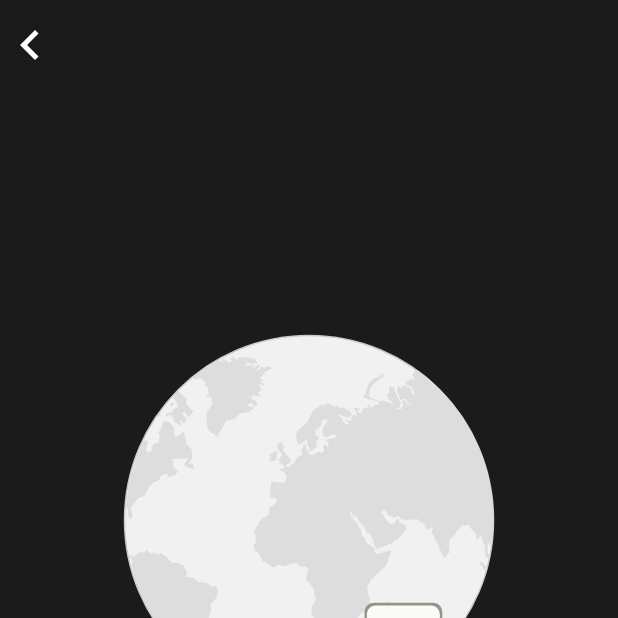
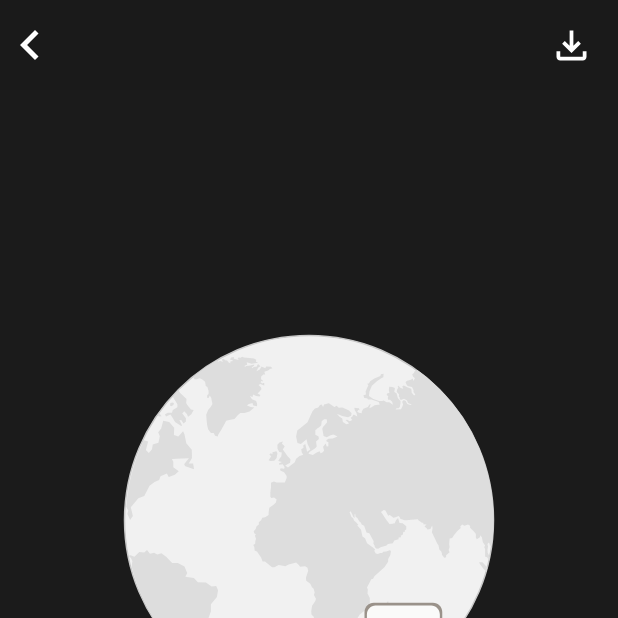
Before and after one commit to maeceloacm1998/Love-Photos, an Android app: the PreviewPhotoActivity screen opened directly, with no data from a screen before it, on a phone screen of 412 x 824 dp, the top half of it. Run offline under Robolectric (Android 15) with nearby library versions, the light colour scheme and no system bars; our stand-ins replace Firebase (no records; nobody signed in at launch, a user with empty details on screens opened directly); pictures from the network do not load; 3 statements that could not run were skipped.

Commit message:
feat: add save image in gallery

```diff
--- /dev/null
+++ b/PhotoScheme/src/main/res/drawable/ic_download.xml
@@ -0,0 +1,5 @@
+<vector android:height="24dp" android:tint="?attr/colorControlNormal"
+    android:viewportHeight="24" android:viewportWidth="24"
+    android:width="24dp" xmlns:android="http://schemas.android.com/apk/res/android">
+    <path android:fillColor="@android:color/white" android:pathData="M18,15v3H6v-3H4v3c0,1.1 0.9,2 2,2h12c1.1,0 2,-0.9 2,-2v-3H18zM17,11l-1.41,-1.41L13,12.17V4h-2v8.17L8.41,9.59L7,11l5,5L17,11z"/>
+</vector>
--- a/PhotoScheme/src/main/res/layout/activity_preview_photo.xml
+++ b/PhotoScheme/src/main/res/layout/activity_preview_photo.xml
@@ -2,9 +2,9 @@
 <androidx.constraintlayout.widget.ConstraintLayout xmlns:android="http://schemas.android.com/apk/res/android"
     xmlns:app="http://schemas.android.com/apk/res-auto"
     xmlns:tools="http://schemas.android.com/tools"
-    android:background="@color/background"
     android:layout_width="match_parent"
     android:layout_height="match_parent"
+    android:background="@color/background"
     tools:context=".teste.view.PreviewPhotoActivity">
 
     <ImageView
@@ -36,10 +36,23 @@
         android:id="@+id/back_btn"
         android:layout_width="40dp"
         android:layout_height="40dp"
+        android:background="?attr/selectableItemBackground"
         android:src="@drawable/ic_arrow_left_24"
         app:layout_constraintBottom_toBottomOf="@id/header_container"
         app:layout_constraintStart_toStartOf="@id/header_container"
         app:layout_constraintTop_toTopOf="@id/header_container"
         app:tint="@color/white" />
 
+    <ImageView
+        android:id="@+id/download"
+        android:layout_width="30dp"
+        android:layout_height="30dp"
+        android:layout_marginEnd="16dp"
+        android:background="?attr/selectableItemBackground"
+        android:src="@drawable/ic_download"
+        app:layout_constraintBottom_toBottomOf="@id/header_container"
+        app:layout_constraintEnd_toEndOf="@id/header_container"
+        app:layout_constraintTop_toTopOf="@id/header_container"
+        app:tint="@color/white" />
+
 </androidx.constraintlayout.widget.ConstraintLayout>
--- a/PhotoScheme/src/main/res/values/strings.xml
+++ b/PhotoScheme/src/main/res/values/strings.xml
@@ -4,4 +4,10 @@
     <string name="message_error">Erro ao carregar sua imagem, tente novamente :(</string>
     <string name="retry_btn_text">Tentar Novamente</string>
     <string name="save_photo_text">Salvando a foto...</string>
+    <string name="progress_download">Download em andamento</string>
+    <string name="success_download">Download Concluído</string>
+    <string name="error_image">Temos um problema para baixar essa imagem. Tente novamente mais tarde.</string>
+    <string name="loading_image">Baixando a imagem, aguarde um momento.</string>
+    <string name="loading_gallery">Salvando a imagem na galeria, aguarde um momento.</string>
+    <string name="success_gallery">Imagem salva com sucesso.</string>
 </resources>
--- a/app/src/main/res/values/themes.xml
+++ b/app/src/main/res/values/themes.xml
@@ -8,7 +8,7 @@
         <!-- Secondary brand color. -->
         <item name="colorSecondary">@color/teal_200</item>
         <item name="colorSecondaryVariant">@color/teal_700</item>
-        <item name="colorOnSecondary">@color/black</item>
+        <item name="colorOnSecondary">@color/ic_launcher_background</item>
         <!-- Status bar color. -->
         <item name="android:statusBarColor" tools:targetApi="l">?attr/colorPrimaryVariant</item>
         <!-- Customize your theme here. -->
```
Also changed, not shown: PhotoScheme/src/main/java/com/br/photoscheme/teste/extensions/ImageViewExtensions.kt (+29 -0 lines), PhotoScheme/src/main/java/com/br/photoscheme/teste/view/PhotoSchemeActivity.kt (+9 -0 lines), PhotoScheme/src/main/java/com/br/photoscheme/teste/view/PreviewPhotoActivity.kt (+118 -15 lines).
